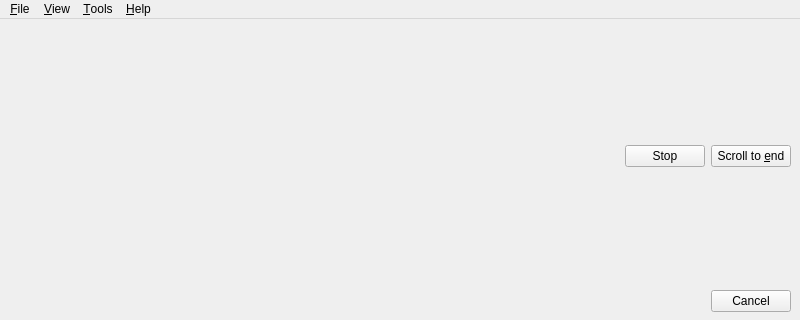
Above: mainwindow.ui from aa55-dev/yeTTY before the change; both pictures show x 0 to 800 and y 0 to 320 of the 800 by 600 pixel window. Below: the same form after it.
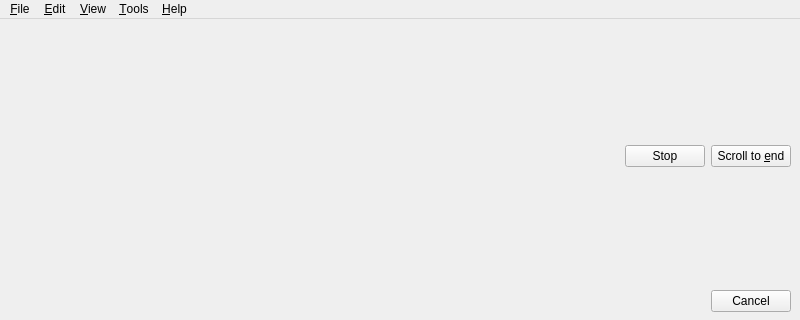
That is the form after the change.

Commit message: Add copy and find actions

Patch:
```diff
--- a/mainwindow.ui
+++ b/mainwindow.ui
@@ -155,7 +155,13 @@
     <addaction name="actionLongTermRunMode"/>
     <addaction name="actionAuto_baud_rate_detection"/>
    </widget>
+   <widget class="QMenu" name="menuEdit">
+    <property name="title">
+     <string>&amp;Edit</string>
+    </property>
+   </widget>
    <addaction name="menuFile"/>
+   <addaction name="menuEdit"/>
    <addaction name="menuView"/>
    <addaction name="menuTools"/>
    <addaction name="menuHelp"/>
```
The commit also changes 1 other file.
